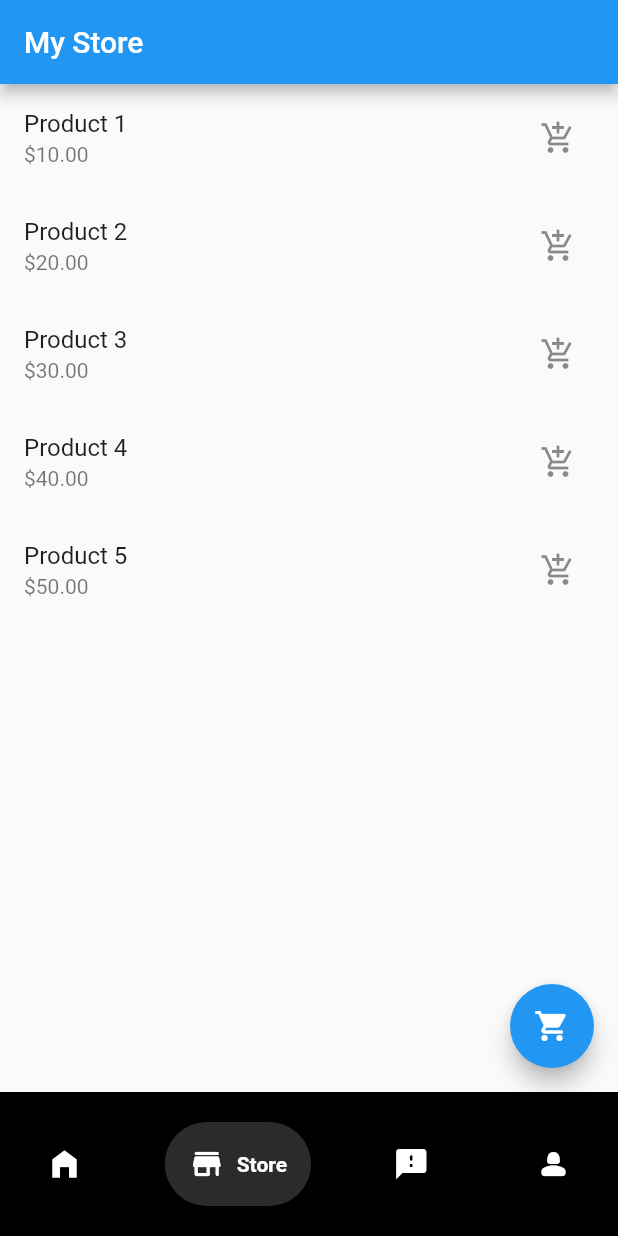
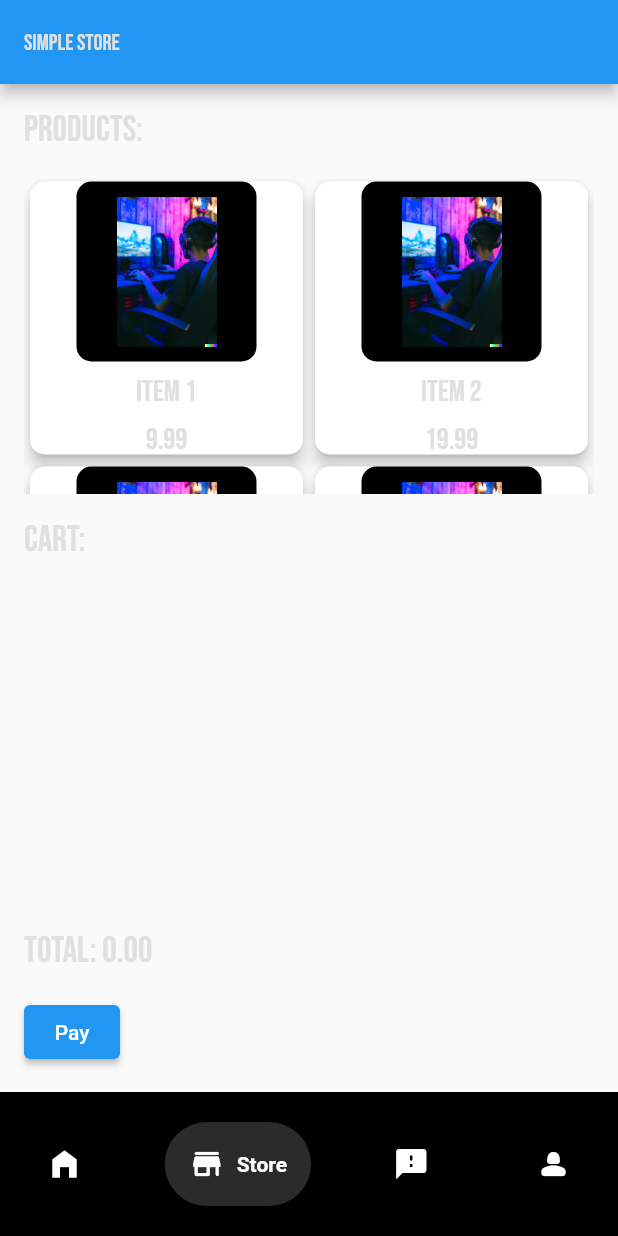
Before and after one commit to Shahbanps/Levelup-Lounge, a Flutter app: the screen it shows after launch, item 2 of the bottom bar chosen, on a phone screen of 412 x 824 dp. Run offline on Flutter 3.47's test engine with Material 2 defaults, Android fonts, the phone set to English and light mode, and no system bars; drawn by our look-alikes of google_nav_bar; our stand-ins replace carousel_slider, google_fonts.

```diff
--- a/lib/main.dart
+++ b/lib/main.dart
@@ -9,7 +9,6 @@ import 'package:levelup/navbar.dart';
 import 'package:levelup/registration.dart';
 import 'package:levelup/store_dashboard.dart';
 import 'package:levelup/timings.dart';
-import 'package:provider/provider.dart';
 import 'dashboard.dart';
 import 'package:levelup/feedback.dart';
 import 'package:levelup/profile_screen.dart';
--- a/lib/profile_screen.dart
+++ b/lib/profile_screen.dart
@@ -44,7 +44,8 @@ class _ProfileDashboardState extends State<ProfileDashboard> {
         // ],
         backgroundColor: Color.fromARGB(255, 0, 0, 0),
       ),
-      body: Container(
+      body: SingleChildScrollView(
+        child: Container(
           padding: EdgeInsets.all(16.0),
           color: Colors.black,
           child: Column(
@@ -231,6 +232,7 @@ class _ProfileDashboardState extends State<ProfileDashboard> {
             ],
           ),
         ),
+      ),
     );
   }
 }
--- a/lib/store_dashboard.dart
+++ b/lib/store_dashboard.dart
@@ -1,4 +1,5 @@
 import 'package:flutter/material.dart';
+import 'package:google_fonts/google_fonts.dart';
 
 void main() {
   runApp(MyApp());
@@ -8,7 +9,19 @@ class MyApp extends StatelessWidget {
   @override
   Widget build(BuildContext context) {
     return MaterialApp(
-      title: 'My Store',
+      title: 'Store',
+      theme: ThemeData(
+        primarySwatch: Colors.blue,
+        textTheme: GoogleFonts.bebasNeueTextTheme(
+          Theme.of(context).textTheme,
+        ).copyWith(
+          headline6: GoogleFonts.bebasNeue(
+            textStyle: Theme.of(context).textTheme.headline6,
+            fontSize: 28,
+            color: Colors.yellow,
+          ),
+        ),
+      ),
       home: StorePage(),
     );
   }
@@ -21,74 +34,198 @@ class StorePage extends StatefulWidget {
 
 class _StorePageState extends State<StorePage> {
   final List<Product> _products = [
-    Product('Product 1', 10),
-    Product('Product 2', 20),
-    Product('Product 3', 30),
-    Product('Product 4', 40),
-    Product('Product 5', 50),
+    Product('Item 1', 9.99, "assets/PC.png"),
+    Product('Item 2', 19.99, "assets/PC.png"),
+    Product('Item 3', 4.99, "assets/PC.png"),
+    Product('Item 4', 14.99, "assets/PC.png"),
+    Product('Item 5', 7.99, "assets/PC.png"),
+    Product('Item 6', 12.99, "assets/PC.png"),
+    Product('Item 7', 2.99, "assets/PC.png"),
+    Product('Item 8', 5.99, "assets/PC.png"),
+    Product('Item 9', 3.99, "assets/PC.png"),
+    Product('Item 10', 8.99, "assets/PC.png"),
   ];
 
-  final List<Product> _cartItems = [];
+  final List<CartItem> _cartItems = [];
+
+  double _calculateTotal() {
+    double total = 0.0;
+    _cartItems.forEach((cartItem) {
+      total += cartItem.product.price * cartItem.quantity;
+    });
+    return total;
+  }
 
   void _addToCart(Product product) {
+    bool itemFound = false;
+    for (CartItem cartItem in _cartItems) {
+      if (cartItem.product.name == product.name) {
+        itemFound = true;
         setState(() {
-      _cartItems.add(product);
+          cartItem.quantity++;
+        });
+        break;
+      }
+    }
+    if (!itemFound) {
+      setState(() {
+        _cartItems.add(CartItem(product, 1));
+      });
+    }
+  }
+
+  void _removeFromCart(CartItem cartItem) {
+    setState(() {
+      _cartItems.remove(cartItem);
     });
   }
 
-  void _removeFromCart(Product product) {
+  void _clearCart() {
     setState(() {
-      _cartItems.remove(product);
+      _cartItems.clear();
     });
   }
 
-  double _calculateTotal() {
-    double total = 0;
-    for (var product in _cartItems) {
-      total += product.price;
-    }
-    return total;
+  void _pay() {
+    showDialog(
+      context: context,
+      builder: (BuildContext context) {
+        return AlertDialog(
+          title: Text(
+            'Payment',
+            style: GoogleFonts.bebasNeue(
+              fontSize: 15,
+              color: Color.fromARGB(255, 224, 224, 224),
+            ),
+          ),
+          content:
+              Text('Total amount: \$${_calculateTotal().toStringAsFixed(2)}'),
+          actions: [
+            TextButton(
+              onPressed: () {
+                Navigator.of(context).pop();
+                _clearCart();
+              },
+              child: Text(
+                'OK',
+                style: GoogleFonts.bebasNeue(
+                  fontSize: 15,
+                  color: Color.fromARGB(255, 224, 224, 224),
+                ),
+              ),
+            ),
+          ],
+        );
+      },
+    );
   }
 
   @override
   Widget build(BuildContext context) {
     return Scaffold(
       appBar: AppBar(
-        title: Text('My Store'),
+        title: Text(
+          'Simple Store',
+          style: GoogleFonts.bebasNeue(
+            fontSize: 15,
+            color: Color.fromARGB(255, 224, 224, 224),
           ),
-      body: ListView.builder(
+        ),
+      ),
+      body: Padding(
+        padding: const EdgeInsets.all(16.0),
+        child: Column(
+          crossAxisAlignment: CrossAxisAlignment.start,
+          children: [
+            Text(
+              'Products:',
+              style: GoogleFonts.bebasNeue(
+                fontSize: 24,
+                color: Color.fromARGB(255, 224, 224, 224),
+              ),
+            ),
+            SizedBox(height: 16),
+            Expanded(
+              child: GridView.builder(
+                gridDelegate: SliverGridDelegateWithFixedCrossAxisCount(
+                  crossAxisCount: 2,
+                  childAspectRatio: 1.0,
+                ),
                 itemCount: _products.length,
-        itemBuilder: (context, index) {
-          final product = _products[index];
-          return ListTile(
-            title: Text(product.name),
-            subtitle: Text('\$${product.price.toStringAsFixed(2)}'),
-            trailing: IconButton(
-              icon: Icon(Icons.add_shopping_cart),
-              onPressed: () => _addToCart(product),
+                itemBuilder: (BuildContext context, int index) {
+                  Product product = _products[index];
+                  return Card(
+                    shape: RoundedRectangleBorder(
+                      borderRadius: BorderRadius.circular(10.0),
+                    ),
+                    elevation: 4.0,
+                    child: InkWell(
+                      onTap: () => _addToCart(product),
+                      child: Column(
+                        mainAxisAlignment: MainAxisAlignment.center,
+                        children: [
+                          Container(
+                            decoration: BoxDecoration(
+                              borderRadius: BorderRadius.circular(10.0),
+                              color: Colors.black,
+                            ),
+                            padding: EdgeInsets.all(10.0),
+                            child: product.imagePath != null
+                                ? Image.asset(
+                                    product.imagePath!,
+                                    height: 100.0,
+                                    width: 100.0,
+                                  )
+                                : Icon(
+                                    Icons.image,
+                                    size: 50.0,
+                                  ),
+                          ),
+                          SizedBox(height: 8),
+                          Text(
+                            product.name,
+                            style: GoogleFonts.bebasNeue(
+                              fontSize: 20,
+                              color: Color.fromARGB(255, 224, 224, 224),
+                            ),
+                          ),
+                          SizedBox(height: 8),
+                          Text(
+                            '${product.price.toStringAsFixed(2)}',
+                            style: GoogleFonts.bebasNeue(
+                              fontSize: 20,
+                              color: Color.fromARGB(255, 224, 224, 224),
+                            ),
+                          ),
+                        ],
+                      ),
                     ),
                   );
                 },
               ),
-      floatingActionButton: FloatingActionButton(
-        child: Icon(Icons.shopping_cart),
-        onPressed: () {
-          showModalBottomSheet(
-            context: context,
-            builder: (context) {
-              return Container(
-                height: 200,
-                child: Column(
-                  children: [
+            ),
+            SizedBox(height: 16),
+            Text(
+              'Cart:',
+              style: GoogleFonts.bebasNeue(
+                fontSize: 24,
+                color: Color.fromARGB(255, 224, 224, 224),
+              ),
+            ),
+            SizedBox(height: 16),
             Expanded(
               child: ListView.builder(
                 itemCount: _cartItems.length,
-                        itemBuilder: (context, index) {
-                          final cartItem = _cartItems[index];
+                itemBuilder: (BuildContext context, int index) {
+                  CartItem cartItem = _cartItems[index];
                   return ListTile(
-                            title: Text(cartItem.name),
-                            subtitle:
-                                Text('\$${cartItem.price.toStringAsFixed(2)}'),
+                    title: Text(
+                      '${cartItem.product.name} x ${cartItem.quantity}',
+                      style: GoogleFonts.bebasNeue(
+                        fontSize: 18,
+                        color: Color.fromARGB(255, 224, 224, 224),
+                      ),
+                    ),
                     trailing: IconButton(
                       icon: Icon(Icons.remove_shopping_cart),
                       onPressed: () => _removeFromCart(cartItem),
@@ -97,23 +234,21 @@ class _StorePageState extends State<StorePage> {
                 },
               ),
             ),
+            SizedBox(height: 16),
             Text(
-                      'Total: \$${_calculateTotal().toStringAsFixed(2)}',
-                      style: TextStyle(fontSize: 24),
+              'Total: ${_calculateTotal().toStringAsFixed(2)}',
+              style: GoogleFonts.bebasNeue(
+                fontSize: 24,
+                color: Color.fromARGB(255, 224, 224, 224),
               ),
-                    SizedBox(height: 20),
+            ),
+            SizedBox(height: 16),
             ElevatedButton(
-                      child: Text('Checkout'),
-                      onPressed: () {
-                        // TODO: implement checkout functionality
-                      },
+              onPressed: _pay,
+              child: Text('Pay'),
             ),
           ],
         ),
-              );
-            },
-          );
-        },
       ),
     );
   }
@@ -122,6 +257,14 @@ class _StorePageState extends State<StorePage> {
 class Product {
   final String name;
   final double price;
+  final String? imagePath;
 
-  Product(this.name, this.price);
+  Product(this.name, this.price, this.imagePath);
 }
+
+class CartItem {
+  final Product product;
+  int quantity;
+
+  CartItem(this.product, this.quantity);
+}
```
Lines whose indentation alone changed are shown as unchanged.
